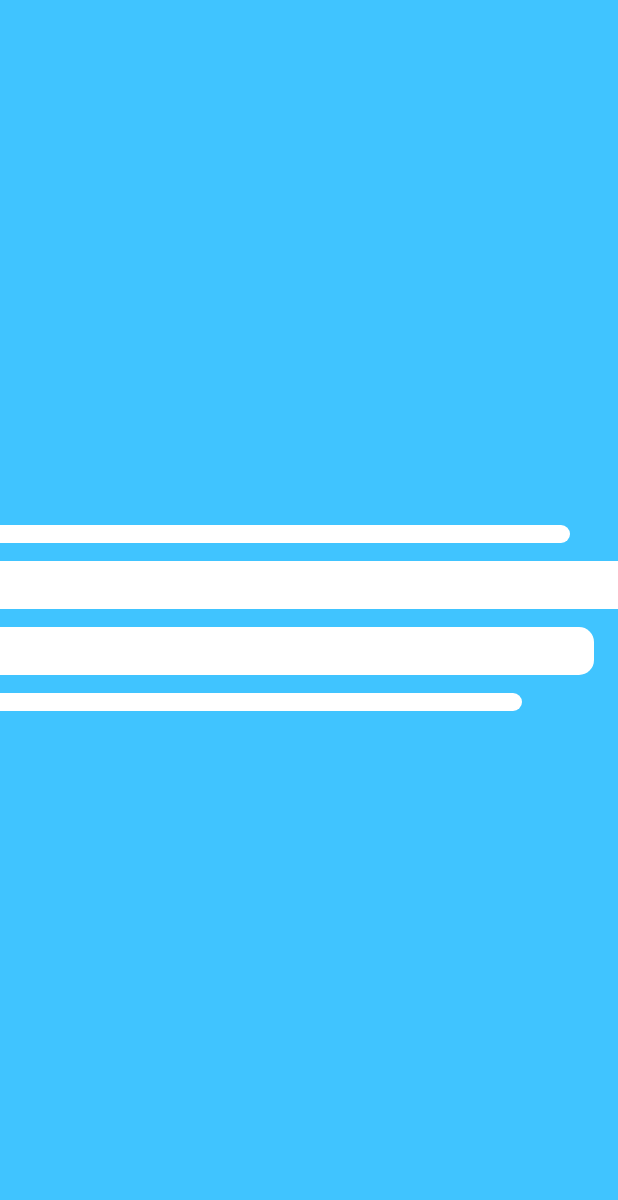
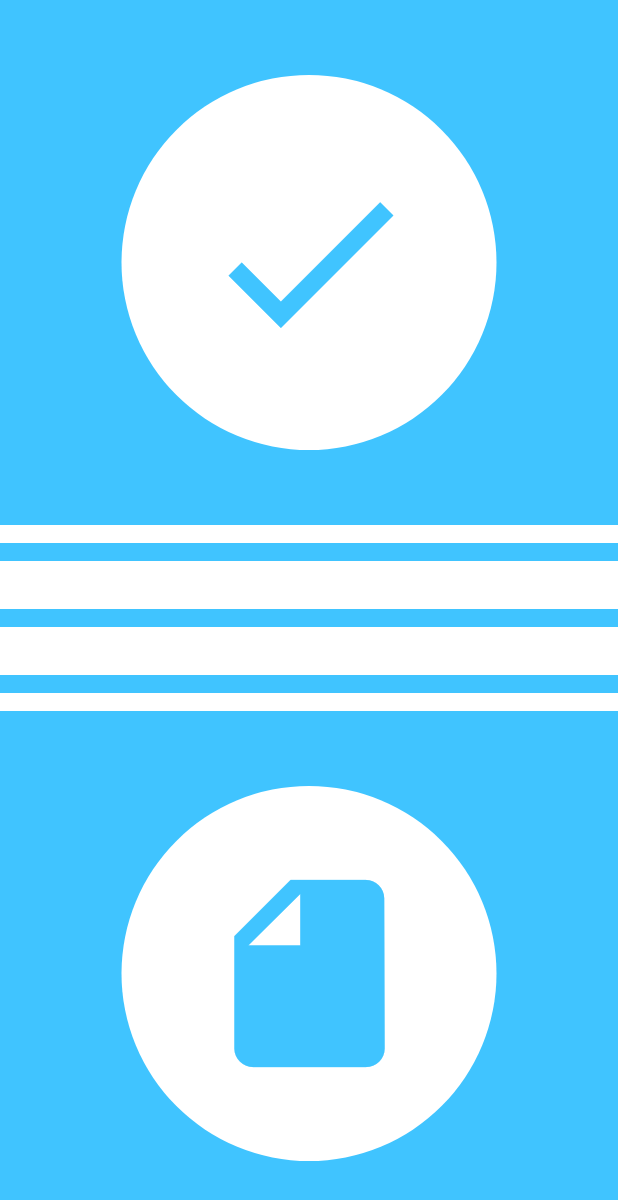
Before and after one commit to Reykjavik151/deity-flexion-flutter, a Flutter app: the HomePage screen opened by its route, on a phone screen of 412 x 824 dp. Shown: the top 1200 px of the screen. Run offline on Flutter 3.47's test engine with Material 2 defaults, Android fonts, the phone set to English and light mode, and no system bars.

Commit message:
feat: HomePageUI/UX, SectionButton widget

```diff
--- /dev/null
+++ b/lib/components/section_button.dart
@@ -0,0 +1,30 @@
+import 'package:flutter/material.dart';
+
+class SectionButton extends StatelessWidget {
+  final IconData icon;
+  final Function onPress;
+
+  SectionButton({ @required this.icon, @required this.onPress });
+
+  @override
+  Widget build(BuildContext context) {
+    return GestureDetector(
+      onTap: this.onPress,
+      child: Container(
+        width: 250.0,
+        height: 250.0,
+        decoration: BoxDecoration(
+          color: Colors.white,
+          borderRadius: BorderRadius.all(Radius.circular(125.0)),
+        ),
+        child: Center(
+          child: Icon(
+            this.icon,
+            size: 150.0,
+            color: Colors.lightBlueAccent[200],
+          ),
+        ),
+      ),
+    );
+  }
+}
--- a/lib/screens/home.dart
+++ b/lib/screens/home.dart
@@ -1,4 +1,5 @@
 import 'package:deity_flexion_app/components/line.dart';
+import 'package:deity_flexion_app/components/section_button.dart';
 import 'package:deity_flexion_app/constants.dart';
 import 'package:flutter/material.dart';
 
@@ -19,12 +20,24 @@ class _HomePageState extends State<HomePage> {
           mainAxisAlignment: MainAxisAlignment.center,
           crossAxisAlignment: CrossAxisAlignment.stretch,
           children: [
+            Expanded(
+              child: Center(
+                child: SectionButton(
+                  icon: Icons.check,
+                  onPress: () {
+                    print('tasks pressed');
+                  },
+                ),
+              ),
+            ),
+            Column(
+              mainAxisAlignment: MainAxisAlignment.center,
+              children: [
                 Hero(
                   tag: FIRST_LINE_HERO_TAG,
                   child: Line(
                     height: 12.0,
-                isCompleted: false,
-                margin: EdgeInsets.only(bottom: 12.0, right: 32.0),
+                    margin: EdgeInsets.only(bottom: 12.0),
                   ),
                 ),
                 Hero(
@@ -38,16 +51,28 @@ class _HomePageState extends State<HomePage> {
                   tag: THIRD_LINE_HERO_TAG,
                   child: Line(
                     height: 32.0,
-                isCompleted: false,
-                margin: EdgeInsets.only(bottom: 12.0, right: 16.0),
+                    margin: EdgeInsets.only(bottom: 12.0),
                   ),
                 ),
                 Hero(
                   tag: FOURTH_LINE_HERO_TAG,
                   child: Line(
                     height: 12.0,
-                isCompleted: false,
-                margin: EdgeInsets.only(right: 64.0),
+                  ),
+                ),
+              ],
+            ),
+            Expanded(
+              child: RotatedBox(
+                quarterTurns: 3,
+                child: Center(
+                  child: SectionButton(
+                    icon: Icons.note,
+                    onPress: () {
+                      print('notes pressed');
+                    },
+                  ),
+                ),
               ),
             ),
           ],
```
Also changed, not shown: 3 other files. Lines whose indentation alone changed are shown as unchanged.
